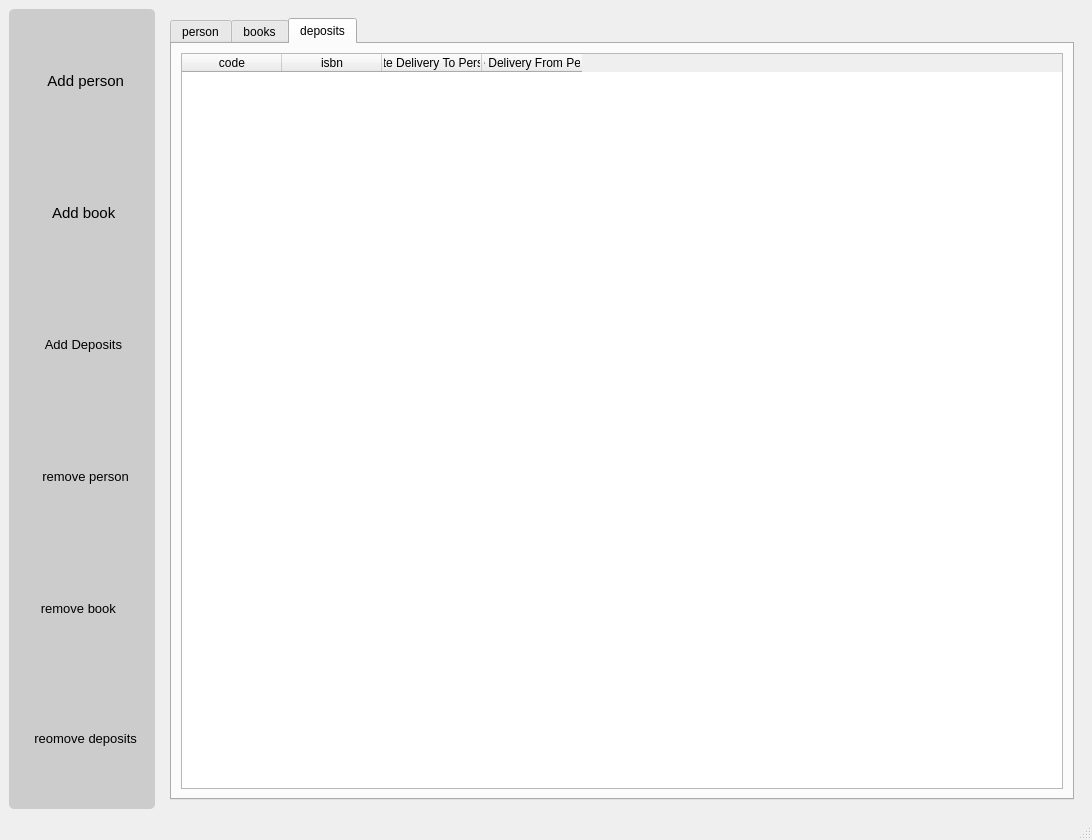
First picture: the form in ui_py/untitled.ui, repository Younes0077/Library-project, before the edit.
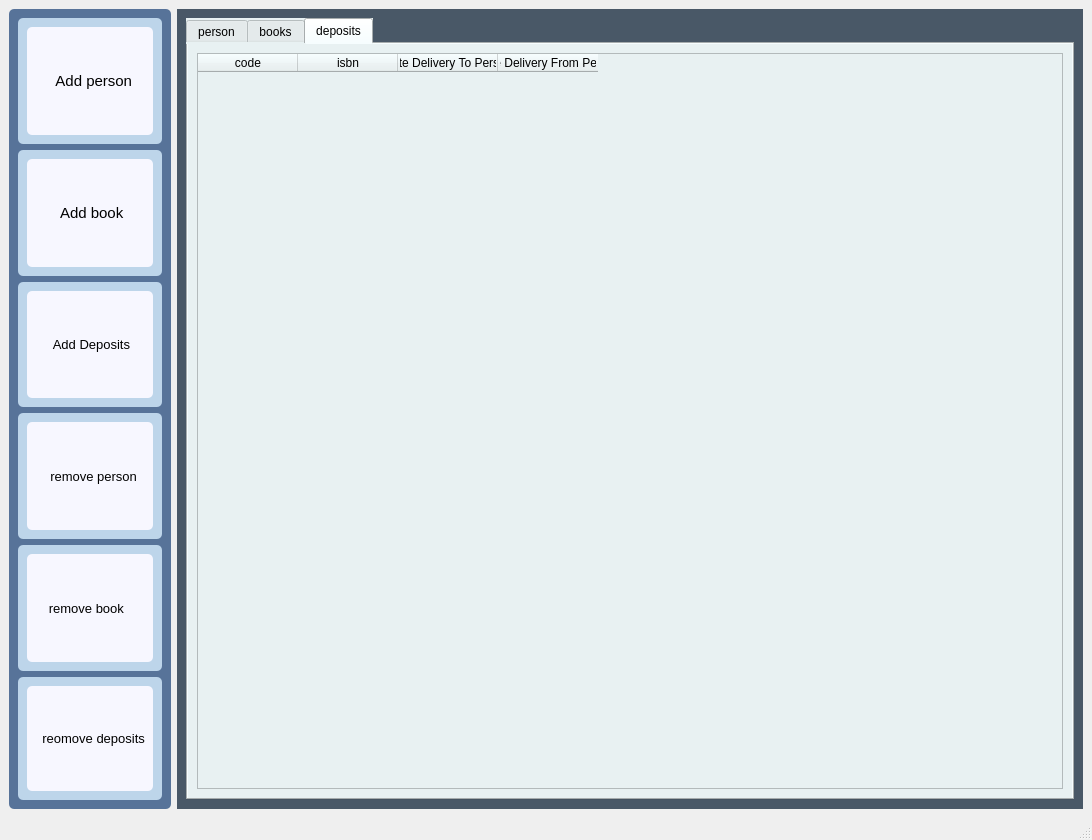
Second picture: the form after the edit. The open tabs and pages were chosen to show the change. Icons and pictures are not drawn.

Diff of the .ui file:
```diff
--- a/ui_py/untitled.ui
+++ b/ui_py/untitled.ui
@@ -24,12 +24,15 @@
        </sizepolicy>
       </property>
       <property name="styleSheet">
-       <string notr="true">background-color:rgb(204,204,204);
+       <string notr="true">background-color:#577399;
 border-radius:5px;</string>
       </property>
       <layout class="QVBoxLayout" name="verticalLayout">
        <item>
         <widget class="QFrame" name="add_person">
+         <property name="styleSheet">
+          <string notr="true">background-color:#bdd5ea;</string>
+         </property>
          <property name="frameShape">
           <enum>QFrame::StyledPanel</enum>
          </property>
@@ -52,19 +55,9 @@
             </property>
             <property name="styleSheet">
              <string notr="true">border-radius:5px;
-background-color:rgb(189,189,189);
+background-color:#f7f7ff;
 padding:8px;
-
-QPushButton#pushButton:hover{
-background-color:rgb(144,144,144);
-padding:5px;
-}
-
-
-QPushButton#pushButton:pressed{
-background-color:rgb(144,144,144);
-padding:5px;
-}</string>
+</string>
             </property>
             <property name="text">
              <string>  Add person</string>
@@ -86,6 +79,9 @@
        </item>
        <item>
         <widget class="QFrame" name="add_book">
+         <property name="styleSheet">
+          <string notr="true">background-color:#bdd5ea;</string>
+         </property>
          <property name="frameShape">
           <enum>QFrame::StyledPanel</enum>
          </property>
@@ -108,14 +104,8 @@
             </property>
             <property name="styleSheet">
              <string notr="true">border-radius:5px;
-background-color:rgb(189,189,189);
+background-color:#f7f7ff;
 padding:8px;
-
-QPushButton#pushButton:hover{
-background-color:rgb(144,144,144);
-padding:5px;
-}
-
 </string>
             </property>
             <property name="text">
@@ -144,6 +134,9 @@
            <verstretch>0</verstretch>
           </sizepolicy>
          </property>
+         <property name="styleSheet">
+          <string notr="true">background-color:#bdd5ea;</string>
+         </property>
          <property name="frameShape">
           <enum>QFrame::StyledPanel</enum>
          </property>
@@ -166,14 +159,8 @@
             </property>
             <property name="styleSheet">
              <string notr="true">border-radius:5px;
-background-color:rgb(189,189,189);
+background-color:#f7f7ff;
 padding:8px;
-
-QPushButton#pushButton:hover{
-background-color:rgb(144,144,144);
-padding:5px;
-}
-
 </string>
             </property>
             <property name="text">
@@ -196,6 +183,9 @@
        </item>
        <item>
         <widget class="QFrame" name="remove_person">
+         <property name="styleSheet">
+          <string notr="true">background-color:#bdd5ea;</string>
+         </property>
          <property name="frameShape">
           <enum>QFrame::StyledPanel</enum>
          </property>
@@ -218,19 +208,9 @@
             </property>
             <property name="styleSheet">
              <string notr="true">border-radius:5px;
-background-color:rgb(189,189,189);
+background-color:#f7f7ff;
 padding:8px;
-
-QPushButton#pushButton:hover{
-background-color:rgb(144,144,144);
-padding:5px;
-}
-
-
-QPushButton#pushButton:pressed{
-background-color:rgb(144,144,144);
-padding:5px;
-}</string>
+</string>
             </property>
             <property name="text">
              <string>  remove person</string>
@@ -258,6 +238,9 @@
            <verstretch>0</verstretch>
           </sizepolicy>
          </property>
+         <property name="styleSheet">
+          <string notr="true">background-color:#bdd5ea;</string>
+         </property>
          <layout class="QVBoxLayout" name="verticalLayout_5">
           <item>
            <widget class="QPushButton" name="pushButton_remove_book">
@@ -274,14 +257,8 @@
             </property>
             <property name="styleSheet">
              <string notr="true">border-radius:5px;
-background-color:rgb(189,189,189);
+background-color:#f7f7ff;
 padding:8px;
-
-QPushButton#pushButton:hover{
-background-color:rgb(144,144,144);
-padding:5px;
-}
-
 </string>
             </property>
             <property name="text">
@@ -316,6 +293,9 @@
            <height>123</height>
           </size>
          </property>
+         <property name="styleSheet">
+          <string notr="true">background-color:#bdd5ea;</string>
+         </property>
          <property name="frameShape">
           <enum>QFrame::StyledPanel</enum>
          </property>
@@ -338,14 +318,8 @@
             </property>
             <property name="styleSheet">
              <string notr="true">border-radius:5px;
-background-color:rgb(189,189,189);
+background-color:#f7f7ff;
 padding:8px;
-
-QPushButton#pushButton:hover{
-background-color:rgb(144,144,144);
-padding:5px;
-}
-
 </string>
             </property>
             <property name="text">
@@ -371,6 +345,9 @@
     </item>
     <item>
      <widget class="QWidget" name="widget_2" native="true">
+      <property name="styleSheet">
+       <string notr="true">background-color:#495867</string>
+      </property>
       <layout class="QVBoxLayout" name="verticalLayout_6">
        <item>
         <widget class="QTabWidget" name="tabWidget">
@@ -381,7 +358,7 @@
           <enum>Qt::LeftToRight</enum>
          </property>
          <property name="styleSheet">
-          <string notr="true"/>
+          <string notr="true">background-color:#e8f1f2;</string>
          </property>
          <property name="tabShape">
           <enum>QTabWidget::Rounded</enum>
```
Left out of the diff: 2 changed lines with no effect on the pictures.
